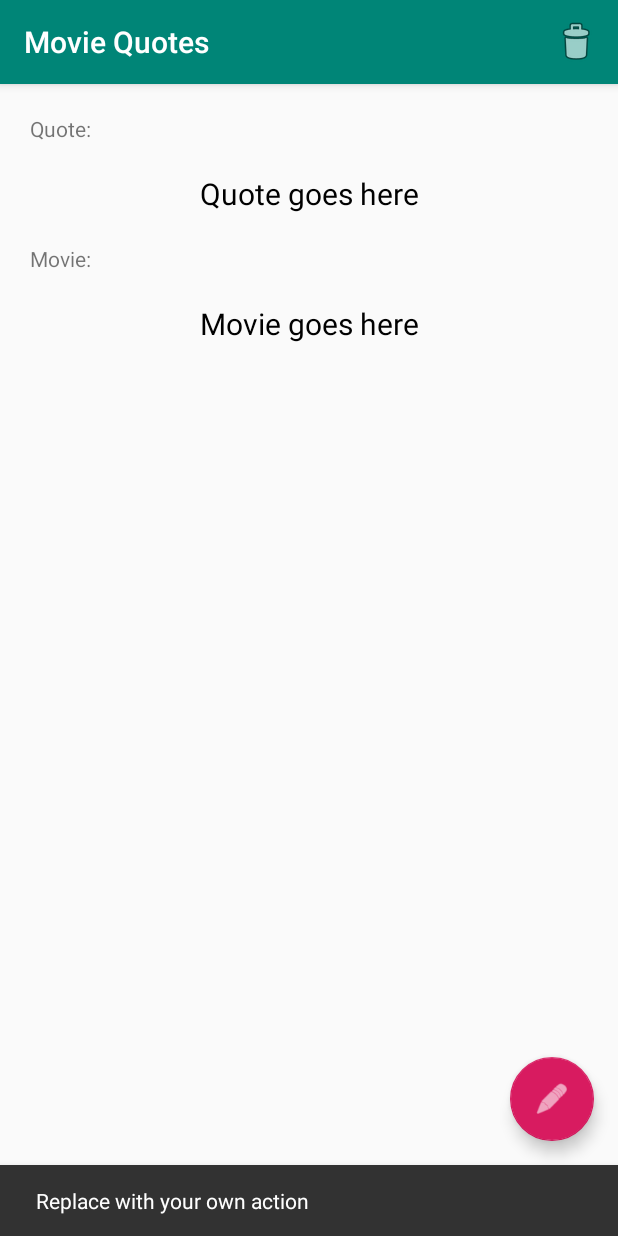
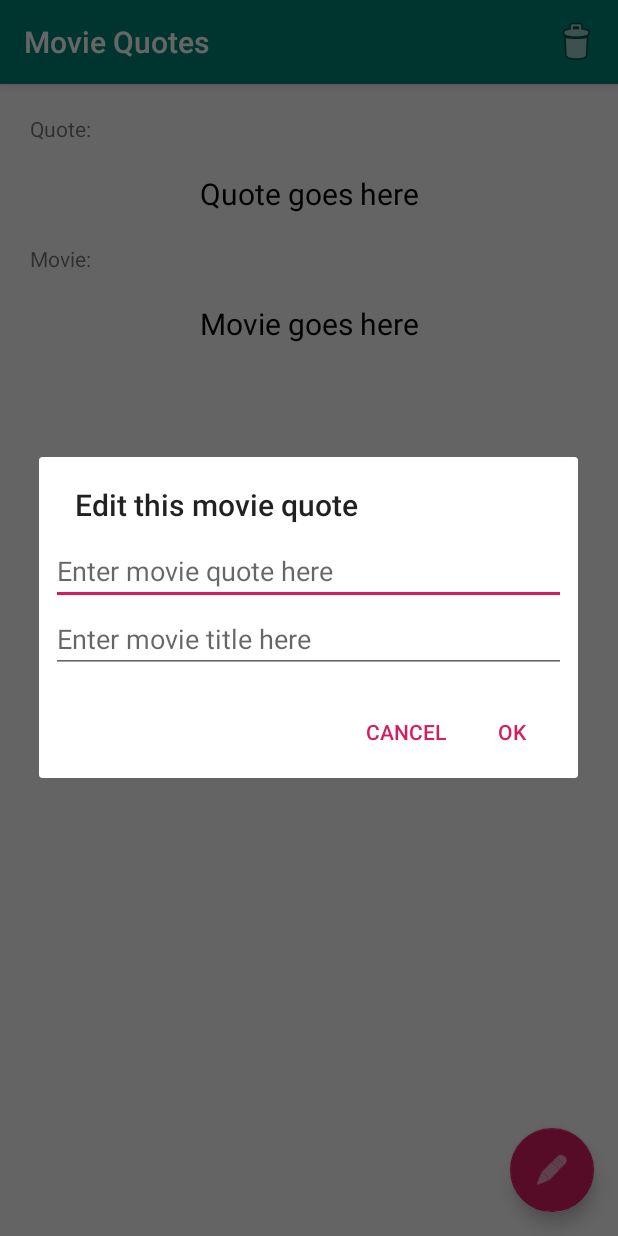
Before and after one commit to senanoc/MovieQuotes, an Android app: the MovieQuoteDetailActivity screen opened directly, with no data from a screen before it, after a tap on an icon or button, on a phone screen of 412 x 824 dp. Run offline under Robolectric (Android 15) with nearby library versions, the phone set to English and light mode, and no system bars; our stand-ins replace Firebase (no records; nobody signed in at launch, a user with empty details on screens opened directly); 2 statements that could not run were skipped.

Commit message:
U in CRUD for detail views

```diff
--- a/MovieQuotes/app/src/main/java/com/example/android/moviequotes/MainActivity.java
+++ b/MovieQuotes/app/src/main/java/com/example/android/moviequotes/MainActivity.java
@@ -54,6 +54,7 @@ public class MainActivity extends AppCompatActivity {
         AlertDialog.Builder builder = new AlertDialog.Builder(this);
         View view = getLayoutInflater().inflate(R.layout.moviequote_dialog, null, false);
         builder.setView(view);
+        builder.setTitle("Add a movie quote");
         final TextView quoteEditText = view.findViewById(R.id.dialog_quote_edittext);
         final TextView movieEditText = view.findViewById(R.id.dialog_movie_edittext);
         builder.setPositiveButton(android.R.string.ok, new DialogInterface.OnClickListener() {
--- a/MovieQuotes/app/src/main/java/com/example/android/moviequotes/MovieQuoteDetailActivity.java
+++ b/MovieQuotes/app/src/main/java/com/example/android/moviequotes/MovieQuoteDetailActivity.java
@@ -1,15 +1,18 @@
 package com.example.android.moviequotes;
 
+import android.content.DialogInterface;
 import android.content.Intent;
 import android.os.Bundle;
 import android.support.design.widget.FloatingActionButton;
 import android.support.design.widget.Snackbar;
+import android.support.v7.app.AlertDialog;
 import android.support.v7.app.AppCompatActivity;
 import android.support.v7.widget.Toolbar;
 import android.util.Log;
 import android.view.Menu;
 import android.view.MenuItem;
 import android.view.View;
+import android.widget.EditText;
 import android.widget.TextView;
 
 import com.google.firebase.firestore.DocumentReference;
@@ -17,6 +20,10 @@ import com.google.firebase.firestore.DocumentSnapshot;
 import com.google.firebase.firestore.EventListener;
 import com.google.firebase.firestore.FirebaseFirestore;
 import com.google.firebase.firestore.FirebaseFirestoreException;
+
+import java.util.Date;
+import java.util.HashMap;
+import java.util.Map;
 
 public class MovieQuoteDetailActivity extends AppCompatActivity {
 
@@ -36,8 +43,6 @@ public class MovieQuoteDetailActivity extends AppCompatActivity {
 
         String docId = getIntent().getStringExtra(Constants.EXTRA_DOC_ID);
 
-        //Temp Test
-        //mQuoteTextView.setText(docId);
         mDocRef = FirebaseFirestore.getInstance().collection(Constants.COLLECTION_PATH).document(docId);
         mDocRef.addSnapshotListener(new EventListener<DocumentSnapshot>() {
             @Override
@@ -59,10 +64,37 @@ public class MovieQuoteDetailActivity extends AppCompatActivity {
         fab.setOnClickListener(new View.OnClickListener() {
             @Override
             public void onClick(View view) {
-                Snackbar.make(view, "Replace with your own action", Snackbar.LENGTH_LONG)
-                        .setAction("Action", null).show();
+                showEditDialog();
             }
         });
+    }
+
+    private void showEditDialog() {
+
+        AlertDialog.Builder builder = new AlertDialog.Builder(this);
+        View view = getLayoutInflater().inflate(R.layout.moviequote_dialog, null, false);
+        builder.setView(view);
+        builder.setTitle("Edit this movie quote");
+        final TextView quoteEditText = view.findViewById(R.id.dialog_quote_edittext);
+        final TextView movieEditText = view.findViewById(R.id.dialog_movie_edittext);
+
+        quoteEditText.setText((String)mDocSnapshot.get(Constants.KEY_QUOTE));
+        movieEditText.setText((String)mDocSnapshot.get(Constants.KEY_MOVIE));
+
+        builder.setPositiveButton(android.R.string.ok, new DialogInterface.OnClickListener() {
+            @Override
+            public void onClick(DialogInterface dialog, int which) {
+                Map<String, Object> mq = new HashMap<>();
+                mq.put(Constants.KEY_QUOTE, quoteEditText.getText().toString());
+                mq.put(Constants.KEY_MOVIE, movieEditText.getText().toString());
+                mq.put(Constants.KEY_CREATED, new Date());
+                mDocRef.update(mq);
+            }
+        });
+        builder.setNegativeButton(android.R.string.cancel,null);
+
+        builder.create().show();
+
     }
 
     @Override
@@ -77,7 +109,8 @@ public class MovieQuoteDetailActivity extends AppCompatActivity {
 
         switch (item.getItemId()) {
             case R.id.action_delete:
-                //TODO: Delete this quote and close this activity
+                mDocRef.delete();
+                finish();
                 return true;
         }
         return super.onOptionsItemSelected(item);
```
